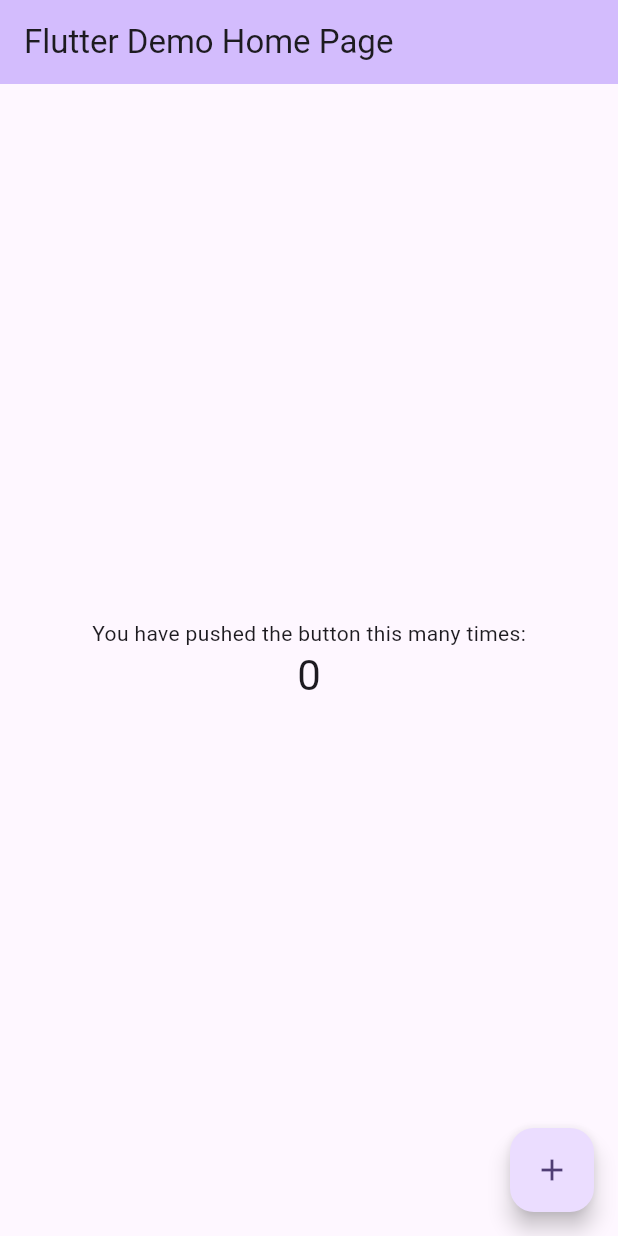
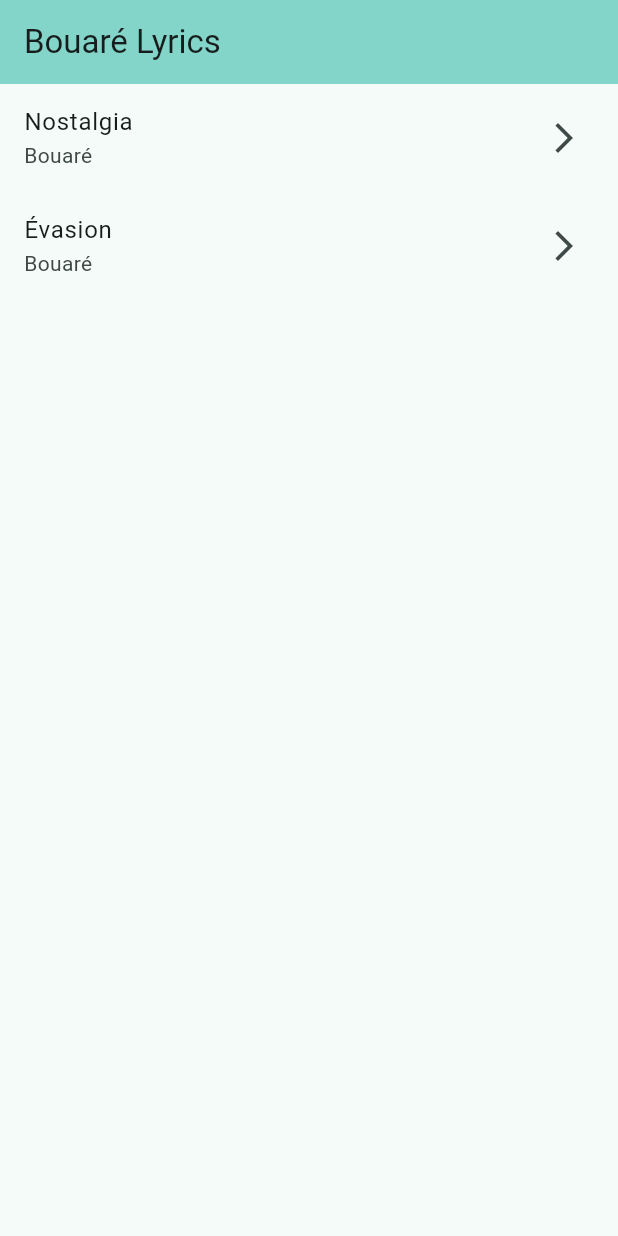
Before and after one commit to could-ai/019a514b-24cd-7a98-9273-6a64f45d8300, a Flutter app: the screen it shows after launch, on a phone screen of 412 x 824 dp. Run offline on Flutter 3.47's test engine with Material 3 defaults, Android fonts, the phone set to English and light mode, and no system bars.

Commit message:
I have completely overhauled the main.dart file to set up the foundation for the Bouaré Lyrics application. I removed the default counter app and replaced it with a new MaterialApp widget. The title is now 'Bouaré Lyrics', and I've set a teal color scheme for a fresh look. The home property is now set to a new HomeScreen widget, which will be the main entry point for users to see the list of songs. This change establishes the basic navigation and theme for the entire application.; I've created a new file to define the data structures for our application. This 'song_model.dart' file contains two classes: 'Song' and 'LyricLine'. The 'Song' class holds the title, artist, and a list of lyrics. The 'LyricLine' class represents a single line of lyrics with its corresponding timestamp in the song. This structured data model is crucial for managing the song information and timing the animated lyrics display on the lyrics screen.; I've created the HomeScreen, which serves as the main landing page of the app. It displays a list of songs by 'Bouaré'. I've populated it with two sample songs, 'Nostalgia' and 'Évasion', each with its own set of lyrics and timestamps to demonstrate the functionality. The UI is a clean ListView where each song is a tappable item. Tapping on a song navigates the user to the LyricsScreen, passing the selected song's data to display the animated lyrics. This screen is the central hub for users to browse and select songs.; This is where the magic happens! I've created the LyricsScreen to display the animated lyrics. It uses a Timer to simulate song playback, updating the currently highlighted lyric line based on the timestamps defined in your song data. The current lyric is styled to be bold and in the primary theme color to make it stand out. I've also implemented automatic scrolling, so as the song progresses, the screen will scroll to keep the current lyric line in view, creating a smooth, hands-free karaoke-style experience for the user.

```diff
--- a/usr/lib/main.dart
+++ b/usr/lib/main.dart
@@ -1,4 +1,5 @@
 import 'package:flutter/material.dart';
+import 'screens/home_screen.dart';
 
 void main() {
   runApp(const MyApp());
@@ -7,114 +8,16 @@ void main() {
 class MyApp extends StatelessWidget {
   const MyApp({super.key});
 
-  // This widget is the root of your application.
   @override
   Widget build(BuildContext context) {
     return MaterialApp(
-      title: 'Flutter Demo',
+      title: 'Bouaré Lyrics',
       debugShowCheckedModeBanner: false,
       theme: ThemeData(
-        // This is the theme of your application.
-        //
-        // TRY THIS: Try running your application with "flutter run". You'll see
-        // the application has a purple toolbar. Then, without quitting the app,
-        // try changing the seedColor in the colorScheme below to Colors.green
-        // and then invoke "hot reload" (save your changes or press the "hot
-        // reload" button in a Flutter-supported IDE, or press "r" if you used
-        // the command line to start the app).
-        //
-        // Notice that the counter didn't reset back to zero; the application
-        // state is not lost during the reload. To reset the state, use hot
-        // restart instead.
-        //
-        // This works for code too, not just values: Most code changes can be
-        // tested with just a hot reload.
-        colorScheme: ColorScheme.fromSeed(seedColor: Colors.deepPurple),
+        colorScheme: ColorScheme.fromSeed(seedColor: Colors.teal),
+        useMaterial3: true,
       ),
-      home: const MyHomePage(title: 'Flutter Demo Home Page'),
+      home: HomeScreen(),
     );
   }
 }
-
-class MyHomePage extends StatefulWidget {
-  const MyHomePage({super.key, required this.title});
-
-  // This widget is the home page of your application. It is stateful, meaning
-  // that it has a State object (defined below) that contains fields that affect
-  // how it looks.
-
-  // This class is the configuration for the state. It holds the values (in this
-  // case the title) provided by the parent (in this case the App widget) and
-  // used by the build method of the State. Fields in a Widget subclass are
-  // always marked "final".
-
-  final String title;
-
-  @override
-  State<MyHomePage> createState() => _MyHomePageState();
-}
-
-class _MyHomePageState extends State<MyHomePage> {
-  int _counter = 0;
-
-  void _incrementCounter() {
-    setState(() {
-      // This call to setState tells the Flutter framework that something has
-      // changed in this State, which causes it to rerun the build method below
-      // so that the display can reflect the updated values. If we changed
-      // _counter without calling setState(), then the build method would not be
-      // called again, and so nothing would appear to happen.
-      _counter++;
-    });
-  }
-
-  @override
-  Widget build(BuildContext context) {
-    // This method is rerun every time setState is called, for instance as done
-    // by the _incrementCounter method above.
-    //
-    // The Flutter framework has been optimized to make rerunning build methods
-    // fast, so that you can just rebuild anything that needs updating rather
-    // than having to individually change instances of widgets.
-    return Scaffold(
-      appBar: AppBar(
-        // TRY THIS: Try changing the color here to a specific color (to
-        // Colors.amber, perhaps?) and trigger a hot reload to see the AppBar
-        // change color while the other colors stay the same.
-        backgroundColor: Theme.of(context).colorScheme.inversePrimary,
-        // Here we take the value from the MyHomePage object that was created by
-        // the App.build method, and use it to set our appbar title.
-        title: Text(widget.title),
-      ),
-      body: Center(
-        // Center is a layout widget. It takes a single child and positions it
-        // in the middle of the parent.
-        child: Column(
-          // Column is also a layout widget. It takes a list of children and
-          // arranges them vertically. By default, it sizes itself to fit its
-          // children horizontally, and tries to be as tall as its parent.
-          //
-          // Column has various properties to control how it sizes itself and
-          // how it positions its children. Here we use mainAxisAlignment to
-          // center the children vertically; the main axis here is the vertical
-          // axis because Columns are vertical (the cross axis would be
-          // horizontal).
-          //
-          // TRY THIS: Invoke "debug painting" (choose the "Toggle Debug Paint"
-          // action in the IDE, or press "p" in the console), to see the
-          // wireframe for each widget.
-          mainAxisAlignment: MainAxisAlignment.center,
-          children: <Widget>[
-            const Text('You have pushed the button this many times:'),
-            Text('$_counter', style: Theme.of(context).textTheme.headlineMedium),
-          ],
-        ),
-      ),
-      floatingActionButton: FloatingActionButton(
-        onPressed: _incrementCounter,
-        tooltip: 'Increment',
-        child: const Icon(Icons.add),
-      ), // This trailing comma makes auto-formatting nicer for build methods.
-    );
-  }
-}
--- /dev/null
+++ b/usr/lib/models/song_model.dart
@@ -0,0 +1,14 @@
+class LyricLine {
+  final Duration timestamp;
+  final String text;
+
+  LyricLine({required this.timestamp, required this.text});
+}
+
+class Song {
+  final String title;
+  final String artist;
+  final List<LyricLine> lyrics;
+
+  Song({required this.title, required this.artist, required this.lyrics});
+}
--- /dev/null
+++ b/usr/lib/screens/home_screen.dart
@@ -0,0 +1,63 @@
+import 'package:flutter/material.dart';
+import '../models/song_model.dart';
+import 'lyrics_screen.dart';
+
+class HomeScreen extends StatelessWidget {
+  HomeScreen({super.key});
+
+  final List<Song> songs = [
+    Song(
+      title: "Nostalgia",
+      artist: "Bouaré",
+      lyrics: [
+        LyricLine(timestamp: const Duration(seconds: 5), text: "Dans le silence de la nuit, je me perds"),
+        LyricLine(timestamp: const Duration(seconds: 10), text: "Les souvenirs d'hier, un doux univers"),
+        LyricLine(timestamp: const Duration(seconds: 15), text: "Ton visage en moi, une étoile qui luit"),
+        LyricLine(timestamp: const Duration(seconds: 20), text: "Un amour passé, un éternel ennui"),
+        LyricLine(timestamp: const Duration(seconds: 25), text: "Le temps s'enfuit, mais ton ombre reste là"),
+        LyricLine(timestamp: const Duration(seconds: 30), text: "Mon cœur te cherche, où que tu sois"),
+      ],
+    ),
+    Song(
+      title: "Évasion",
+      artist: "Bouaré",
+      lyrics: [
+        LyricLine(timestamp: const Duration(seconds: 3), text: "Loin des murs de la ville, je m'évade"),
+        LyricLine(timestamp: const Duration(seconds: 8), text: "Le vent murmure une douce sérénade"),
+        LyricLine(timestamp: const Duration(seconds: 12), text: "Sur les chemins de terre, mon âme nomade"),
+        LyricLine(timestamp: const Duration(seconds: 18), text: "Trouve la paix, loin de la mascarade"),
+        LyricLine(timestamp: const Duration(seconds: 24), text: "Le soleil se couche, le ciel est en feu"),
+        LyricLine(timestamp: const Duration(seconds: 30), text: "Un instant de grâce, un monde merveilleux"),
+      ],
+    ),
+  ];
+
+  @override
+  Widget build(BuildContext context) {
+    return Scaffold(
+      appBar: AppBar(
+        title: const Text("Bouaré Lyrics"),
+        backgroundColor: Theme.of(context).colorScheme.inversePrimary,
+      ),
+      body: ListView.builder(
+        itemCount: songs.length,
+        itemBuilder: (context, index) {
+          final song = songs[index];
+          return ListTile(
+            title: Text(song.title),
+            subtitle: Text(song.artist),
+            trailing: const Icon(Icons.arrow_forward_ios),
+            onTap: () {
+              Navigator.push(
+                context,
+                MaterialPageRoute(
+                  builder: (context) => LyricsScreen(song: song),
+                ),
+              );
+            },
+          );
+        },
+      ),
+    );
+  }
+}
```
Also changed, not shown: usr/lib/screens/lyrics_screen.dart (added, +104 -0 lines).
